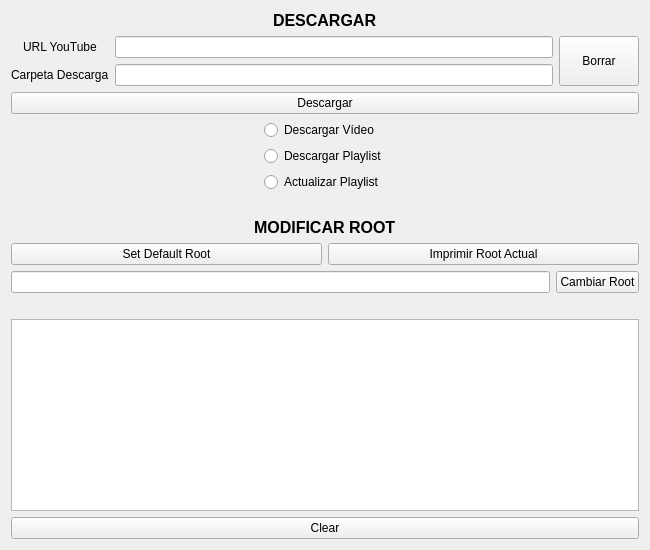
Qt form interface.ui (Bejmo/yt_downloader) before a commit.
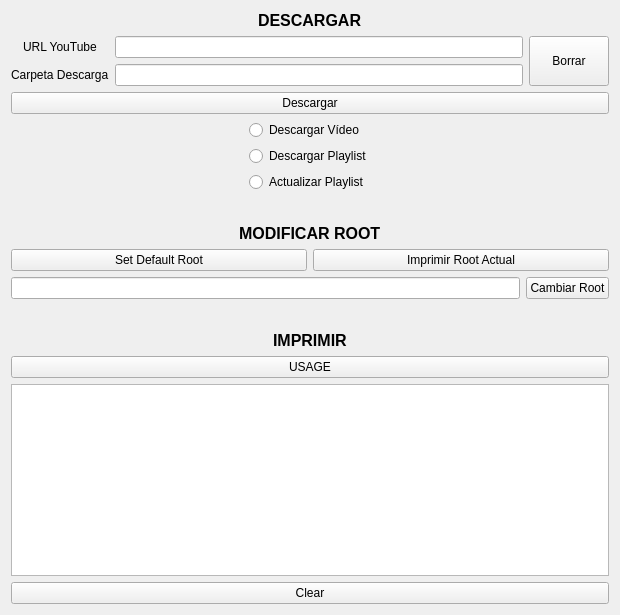
The same form after that commit.

Patch:
```diff
--- a/interface.ui
+++ b/interface.ui
@@ -6,8 +6,8 @@
    <rect>
     <x>0</x>
     <y>0</y>
-    <width>650</width>
-    <height>550</height>
+    <width>620</width>
+    <height>615</height>
    </rect>
   </property>
   <property name="windowTitle">
@@ -216,8 +216,32 @@
      </property>
     </spacer>
    </item>
+   <item alignment="Qt::AlignHCenter">
+    <widget class="QLabel" name="label_3">
+     <property name="text">
+      <string>&lt;html&gt;&lt;head/&gt;&lt;body&gt;&lt;p&gt;&lt;span style=&quot; font-size:12pt; font-weight:600;&quot;&gt;IMPRIMIR&lt;/span&gt;&lt;/p&gt;&lt;/body&gt;&lt;/html&gt;</string>
+     </property>
+    </widget>
+   </item>
    <item>
-    <widget class="QTextBrowser" name="terminal"/>
+    <widget class="QPushButton" name="usage_button">
+     <property name="toolTip">
+      <string>&lt;html&gt;&lt;head/&gt;&lt;body&gt;&lt;p&gt;Imprime cómo funciona el programa.&lt;/p&gt;&lt;/body&gt;&lt;/html&gt;</string>
+     </property>
+     <property name="text">
+      <string>USAGE</string>
+     </property>
+    </widget>
+   </item>
+   <item>
+    <widget class="QTextBrowser" name="terminal">
+     <property name="minimumSize">
+      <size>
+       <width>0</width>
+       <height>0</height>
+      </size>
+     </property>
+    </widget>
    </item>
    <item>
     <widget class="QPushButton" name="clear_button">
```
Left out of the diff: 24 changed lines with no effect on the pictures.
